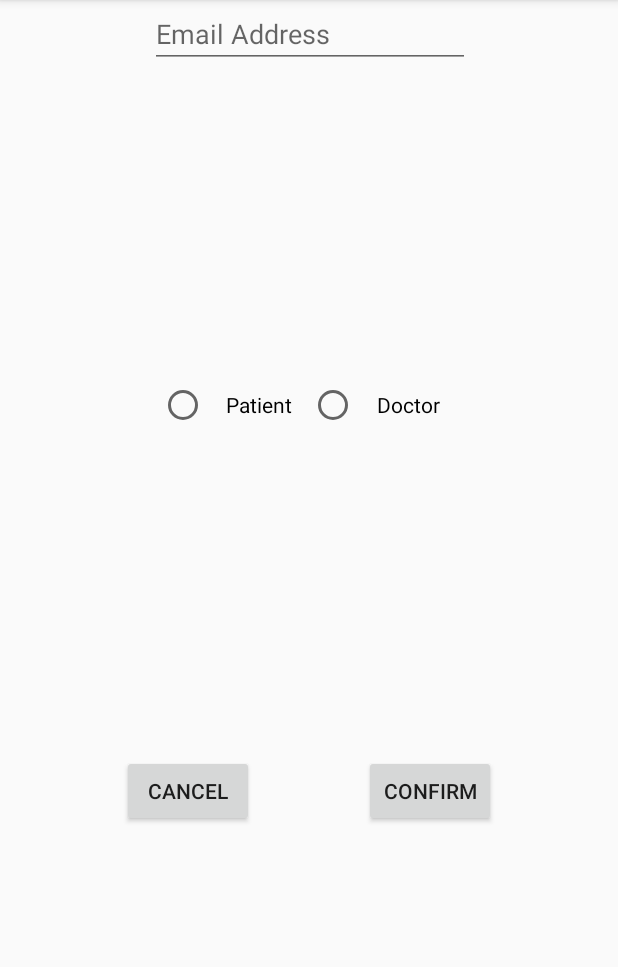
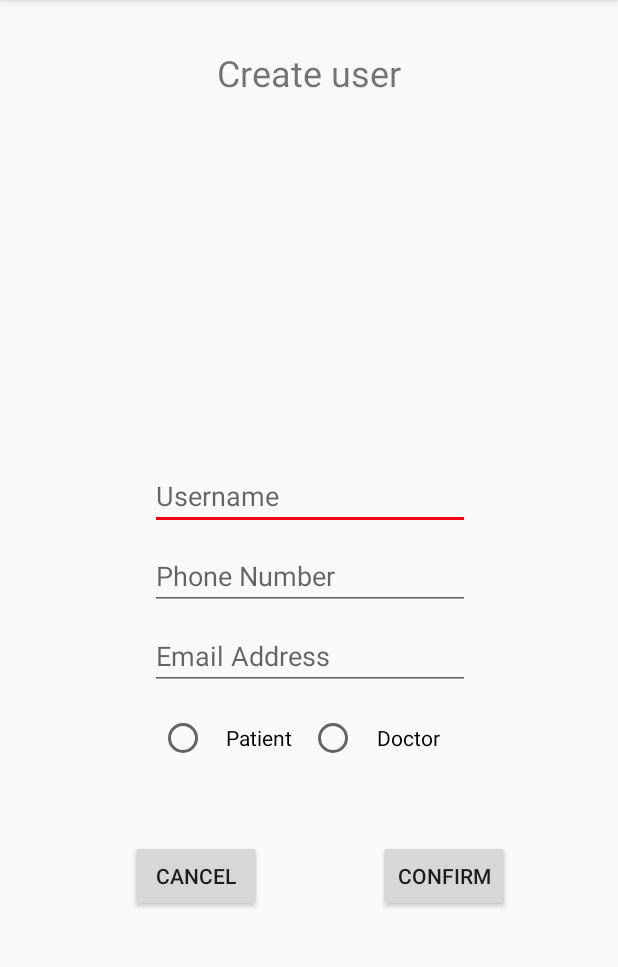
Before and after one commit to CMPUT301F18T19/HADA, an Android app: the NewUserActivity screen opened directly, with no data from a screen before it, on a phone screen of 412 x 824 dp, the part 84-1051 px from its top. Run offline under Robolectric (Android 15) with nearby library versions, the phone set to English and light mode, and no system bars.

```diff
--- a/app/src/main/java/ca/ualberta/cs/cmput301f18t19/hada/hada/ui/AddProblemActivity.java
+++ b/app/src/main/java/ca/ualberta/cs/cmput301f18t19/hada/hada/ui/AddProblemActivity.java
@@ -21,6 +21,7 @@ import java.util.Calendar;
 import ca.ualberta.cs.cmput301f18t19.hada.hada.R;
 import ca.ualberta.cs.cmput301f18t19.hada.hada.controller.ProblemController;
 import ca.ualberta.cs.cmput301f18t19.hada.hada.controller.UserController;
+import ca.ualberta.cs.cmput301f18t19.hada.hada.model.LoggedInSingleton;
 import ca.ualberta.cs.cmput301f18t19.hada.hada.model.Problem;
 
 /**
@@ -162,6 +163,7 @@ public class AddProblemActivity extends AppCompatActivity {
                     Log.d(TAG, "title = " + title);
                     Log.d(TAG, "date = " + date);
                     Log.d(TAG, "description = " + description);
+                    String parentId = LoggedInSingleton.getInstance().getLoggedInID();
                     new ProblemController().addProblem(title, date, description, parentId);
                     Toast.makeText(AddProblemActivity.this, "Problem saved!", Toast.LENGTH_SHORT).show();
                     finish();
--- a/app/src/main/res/layout/activity_edit_problem.xml
+++ b/app/src/main/res/layout/activity_edit_problem.xml
@@ -61,7 +61,7 @@
         app:layout_constraintTop_toBottomOf="@+id/editProblemTitle" />
 
     <Button
-        android:id="@+id/editProblemButton"
+        android:id="@+id/editProblemSaveButton"
         android:layout_width="250dp"
         android:layout_height="wrap_content"
         android:layout_marginTop="16dp"
--- a/app/src/main/res/layout/activity_new_user.xml
+++ b/app/src/main/res/layout/activity_new_user.xml
@@ -9,14 +9,13 @@
     <TextView
         android:id="@+id/newUserTextView"
         android:layout_width="wrap_content"
-        android:layout_height="21dp"
+        android:layout_height="wrap_content"
+        android:layout_marginStart="8dp"
+        android:layout_marginTop="32dp"
         android:layout_marginEnd="8dp"
-        android:layout_marginStart="8dp"
-        android:layout_marginTop="16dp"
         android:text="@string/create_user"
-        app:layout_constraintBottom_toTopOf="@+id/newUserEnterUsername"
+        android:textSize="24sp"
         app:layout_constraintEnd_toEndOf="parent"
-        app:layout_constraintHorizontal_bias="0.5"
         app:layout_constraintStart_toStartOf="parent"
         app:layout_constraintTop_toTopOf="parent" />
 
@@ -30,43 +29,44 @@
         android:inputType="textPersonName"
         app:layout_constraintBottom_toTopOf="@+id/newUserEnterPhone"
         app:layout_constraintEnd_toEndOf="parent"
-        app:layout_constraintHorizontal_bias="0.5"
-        app:layout_constraintStart_toStartOf="parent"
-        app:layout_constraintTop_toBottomOf="@+id/newUserTextView" />
+        app:layout_constraintHorizontal_bias="0.502"
+        app:layout_constraintStart_toStartOf="parent" />
 
     <EditText
         android:id="@+id/newUserEnterPhone"
         android:layout_width="wrap_content"
-        android:layout_height="0dp"
-        android:layout_marginBottom="40dp"
+        android:layout_height="wrap_content"
+        android:layout_marginTop="8dp"
+        android:layout_marginBottom="8dp"
         android:ems="10"
         android:hint="@string/add_phonenumber_hint"
-        android:inputType="textPersonName"
-        app:layout_constraintBottom_toTopOf="@+id/newUserEnterEmail"
+        android:inputType="phone"
+        app:layout_constraintBottom_toBottomOf="parent"
         app:layout_constraintEnd_toEndOf="parent"
         app:layout_constraintHorizontal_bias="0.502"
-        app:layout_constraintStart_toStartOf="parent" />
+        app:layout_constraintStart_toStartOf="parent"
+        app:layout_constraintTop_toTopOf="parent" />
 
     <EditText
         android:id="@+id/newUserEnterEmail"
         android:layout_width="wrap_content"
         android:layout_height="wrap_content"
+        android:layout_marginTop="8dp"
         android:ems="10"
         android:hint="@string/add_email_hint"
-        android:inputType="textPersonName"
+        android:inputType="textEmailAddress"
         app:layout_constraintEnd_toEndOf="parent"
         app:layout_constraintHorizontal_bias="0.502"
         app:layout_constraintStart_toStartOf="parent"
-        tools:layout_editor_absoluteY="260dp" />
+        app:layout_constraintTop_toBottomOf="@+id/newUserEnterPhone" />
 
     <RadioGroup
         android:id="@+id/radioGroup"
         android:layout_width="240dp"
         android:layout_height="48dp"
-        android:layout_marginTop="8dp"
+        android:layout_marginTop="16dp"
         android:gravity="center_horizontal"
         android:orientation="horizontal"
-        app:layout_constraintBottom_toTopOf="@+id/newUserConfirm"
         app:layout_constraintEnd_toEndOf="parent"
         app:layout_constraintStart_toStartOf="parent"
         app:layout_constraintTop_toBottomOf="@+id/newUserEnterEmail">
@@ -96,26 +96,25 @@
         android:id="@+id/newUserConfirm"
         android:layout_width="wrap_content"
         android:layout_height="48dp"
-        android:layout_marginEnd="8dp"
-        android:layout_marginBottom="16dp"
+        android:layout_marginEnd="72dp"
         android:text="@string/confirm"
-        app:layout_constraintBottom_toBottomOf="parent"
+        app:layout_constraintBottom_toBottomOf="@+id/newUserCancel"
         app:layout_constraintEnd_toEndOf="parent"
-        app:layout_constraintHorizontal_bias="0.5"
-        app:layout_constraintStart_toEndOf="@+id/newUserCancel"
-        app:layout_constraintTop_toBottomOf="@+id/radioGroup" />
+        app:layout_constraintTop_toTopOf="@+id/newUserCancel"
+        app:layout_constraintVertical_bias="1.0" />
 
     <Button
         android:id="@+id/newUserCancel"
         android:layout_width="wrap_content"
         android:layout_height="wrap_content"
         android:layout_marginStart="8dp"
+        android:layout_marginTop="36dp"
+        android:layout_marginEnd="8dp"
         android:text="@string/cancel"
-        app:layout_constraintBaseline_toBaselineOf="@+id/newUserConfirm"
         app:layout_constraintEnd_toStartOf="@+id/newUserConfirm"
-        app:layout_constraintHorizontal_bias="0.5"
-        app:layout_constraintHorizontal_chainStyle="spread"
-        app:layout_constraintStart_toStartOf="parent" />
+        app:layout_constraintHorizontal_bias="0.533"
+        app:layout_constraintStart_toStartOf="parent"
+        app:layout_constraintTop_toBottomOf="@+id/radioGroup" />
 
 
 </android.support.constraint.ConstraintLayout>
```
Also changed, not shown: app/src/main/java/ca/ualberta/cs/cmput301f18t19/hada/hada/ui/EditProblemActivity.java (+26 -35 lines).
